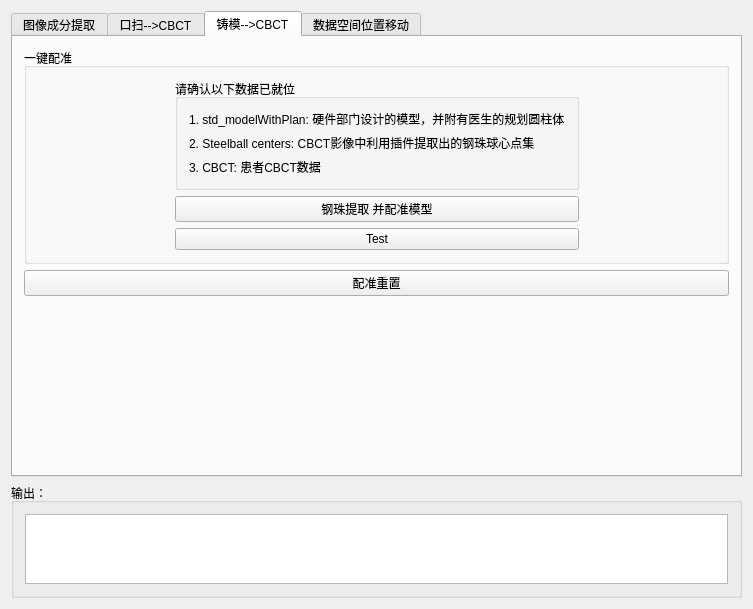
Qt form Plugins/org.mitk.lancet.dentalwidget/src/internal/DentalWidgetControls.ui (zhaomengxiao/LancetMITK-Adition) before a commit.
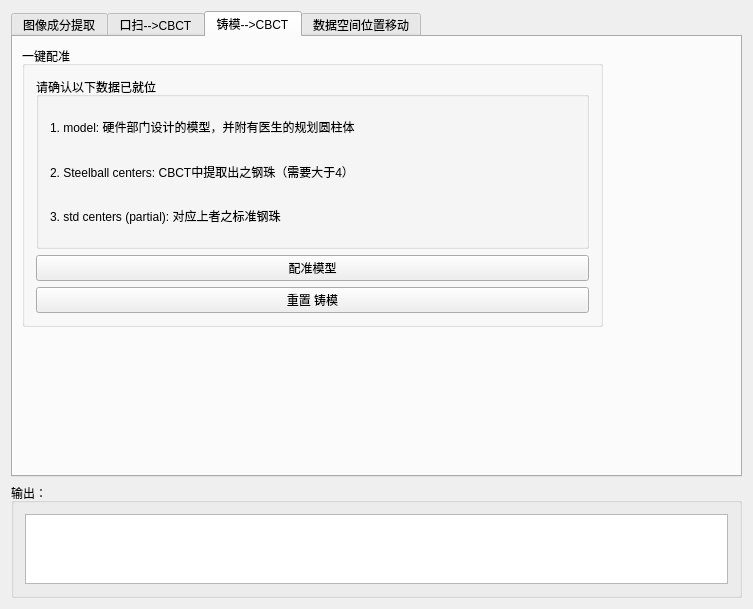
The same form after that commit. Custom widgets are drawn as their Qt base class.

Commit message: Model steel ball extraction update

```diff
--- a/Plugins/org.mitk.lancet.dentalwidget/src/internal/DentalWidgetControls.ui
+++ b/Plugins/org.mitk.lancet.dentalwidget/src/internal/DentalWidgetControls.ui
@@ -461,107 +461,65 @@
       <attribute name="title">
        <string>铸模--&gt;CBCT</string>
       </attribute>
-      <layout class="QGridLayout" name="gridLayout_18">
-       <item row="1" column="0">
-        <widget class="QPushButton" name="pushButton_regResetModel">
-         <property name="text">
-          <string>配准重置</string>
-         </property>
-        </widget>
-       </item>
-       <item row="0" column="0">
-        <widget class="QGroupBox" name="groupBox_7">
-         <property name="title">
-          <string>一键配准</string>
-         </property>
-         <layout class="QGridLayout" name="gridLayout_14">
-          <item row="0" column="2">
-           <spacer name="horizontalSpacer_13">
-            <property name="orientation">
-             <enum>Qt::Horizontal</enum>
-            </property>
-            <property name="sizeHint" stdset="0">
-             <size>
-              <width>40</width>
-              <height>20</height>
-             </size>
-            </property>
-           </spacer>
-          </item>
-          <item row="0" column="1">
-           <widget class="QGroupBox" name="groupBox_8">
-            <property name="title">
-             <string>请确认以下数据已就位</string>
-            </property>
-            <layout class="QGridLayout" name="gridLayout_15">
-             <item row="1" column="0">
-              <widget class="QLabel" name="label_10">
-               <property name="text">
-                <string>2. Steelball centers: CBCT影像中利用插件提取出的钢珠球心点集</string>
-               </property>
-              </widget>
-             </item>
-             <item row="0" column="0">
-              <widget class="QLabel" name="label_11">
-               <property name="text">
-                <string>1. std_modelWithPlan: 硬件部门设计的模型，并附有医生的规划圆柱体</string>
-               </property>
-              </widget>
-             </item>
-             <item row="2" column="0">
-              <widget class="QLabel" name="label_18">
-               <property name="text">
-                <string>3. CBCT: 患者CBCT数据</string>
-               </property>
-              </widget>
-             </item>
-            </layout>
-           </widget>
-          </item>
-          <item row="0" column="0">
-           <spacer name="horizontalSpacer_14">
-            <property name="orientation">
-             <enum>Qt::Horizontal</enum>
-            </property>
-            <property name="sizeHint" stdset="0">
-             <size>
-              <width>40</width>
-              <height>20</height>
-             </size>
-            </property>
-           </spacer>
-          </item>
-          <item row="2" column="1">
-           <widget class="QPushButton" name="pushButton_registerModel">
-            <property name="text">
-             <string>Test</string>
-            </property>
-           </widget>
-          </item>
-          <item row="1" column="1">
-           <widget class="QPushButton" name="pushButton_ExtractBalls_modeltoCBCT">
-            <property name="text">
-             <string>钢珠提取 并配准模型</string>
-            </property>
-           </widget>
-          </item>
-         </layout>
-        </widget>
-       </item>
-       <item row="2" column="0">
-        <spacer name="verticalSpacer">
-         <property name="orientation">
-          <enum>Qt::Vertical</enum>
-         </property>
-         <property name="sizeHint" stdset="0">
-          <size>
-           <width>20</width>
-           <height>40</height>
-          </size>
-         </property>
-        </spacer>
-       </item>
-      </layout>
+      <widget class="QGroupBox" name="groupBox_7">
+       <property name="geometry">
+        <rect>
+         <x>9</x>
+         <y>9</y>
+         <width>581</width>
+         <height>281</height>
+        </rect>
+       </property>
+       <property name="title">
+        <string>一键配准</string>
+       </property>
+       <layout class="QGridLayout" name="gridLayout_15">
+        <item row="0" column="0">
+         <widget class="QGroupBox" name="groupBox_8">
+          <property name="title">
+           <string>请确认以下数据已就位</string>
+          </property>
+          <layout class="QGridLayout" name="gridLayout_14">
+           <item row="1" column="0">
+            <widget class="QLabel" name="label_20">
+             <property name="text">
+              <string>2. Steelball centers: CBCT中提取出之钢珠（需要大于4）</string>
+             </property>
+            </widget>
+           </item>
+           <item row="2" column="0">
+            <widget class="QLabel" name="label_18">
+             <property name="text">
+              <string>3. std centers (partial): 对应上者之标准钢珠</string>
+             </property>
+            </widget>
+           </item>
+           <item row="0" column="0">
+            <widget class="QLabel" name="label_11">
+             <property name="text">
+              <string>1. model: 硬件部门设计的模型，并附有医生的规划圆柱体</string>
+             </property>
+            </widget>
+           </item>
+          </layout>
+         </widget>
+        </item>
+        <item row="1" column="0">
+         <widget class="QPushButton" name="pushButton_modeltoCBCT">
+          <property name="text">
+           <string>配准模型</string>
+          </property>
+         </widget>
+        </item>
+        <item row="2" column="0">
+         <widget class="QPushButton" name="pushButton_regResetModel">
+          <property name="text">
+           <string>重置 铸模</string>
+          </property>
+         </widget>
+        </item>
+       </layout>
+      </widget>
      </widget>
      <widget class="QWidget" name="tab_2">
       <attribute name="title">
```
Left out of the diff: 186 changed lines with no effect on the pictures. The commit also changes 5 other files.
